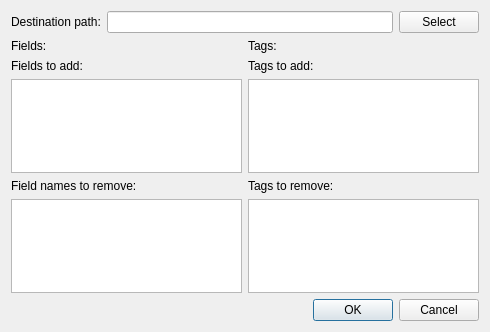
This is ui/itemsdialog.ui in vlkv/reggata as Qt 5 draws it before an edit. The edited form follows.
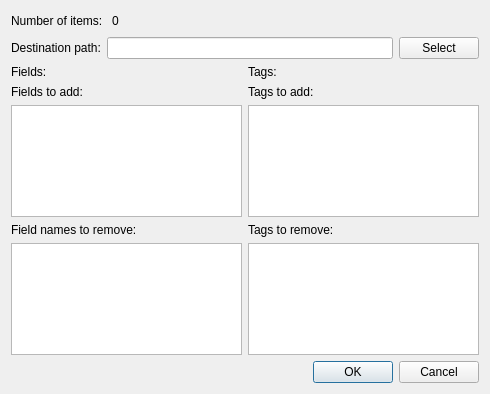
This is the edited form.

```diff
--- a/ui/itemsdialog.ui
+++ b/ui/itemsdialog.ui
@@ -6,13 +6,44 @@
     <x>0</x>
     <y>0</y>
     <width>490</width>
-    <height>332</height>
+    <height>394</height>
    </rect>
   </property>
   <property name="windowTitle" >
    <string>ItemsDialog</string>
   </property>
   <layout class="QVBoxLayout" name="verticalLayout" >
+   <item>
+    <layout class="QHBoxLayout" name="horizontalLayout_4" >
+     <item>
+      <widget class="QLabel" name="label" >
+       <property name="text" >
+        <string>Number of items: </string>
+       </property>
+      </widget>
+     </item>
+     <item>
+      <widget class="QLabel" name="label_num_of_items" >
+       <property name="text" >
+        <string>0</string>
+       </property>
+      </widget>
+     </item>
+     <item>
+      <spacer name="horizontalSpacer" >
+       <property name="orientation" >
+        <enum>Qt::Horizontal</enum>
+       </property>
+       <property name="sizeHint" stdset="0" >
+        <size>
+         <width>40</width>
+         <height>20</height>
+        </size>
+       </property>
+      </spacer>
+     </item>
+    </layout>
+   </item>
    <item>
     <layout class="QHBoxLayout" name="horizontalLayout_5" >
      <item>
```
